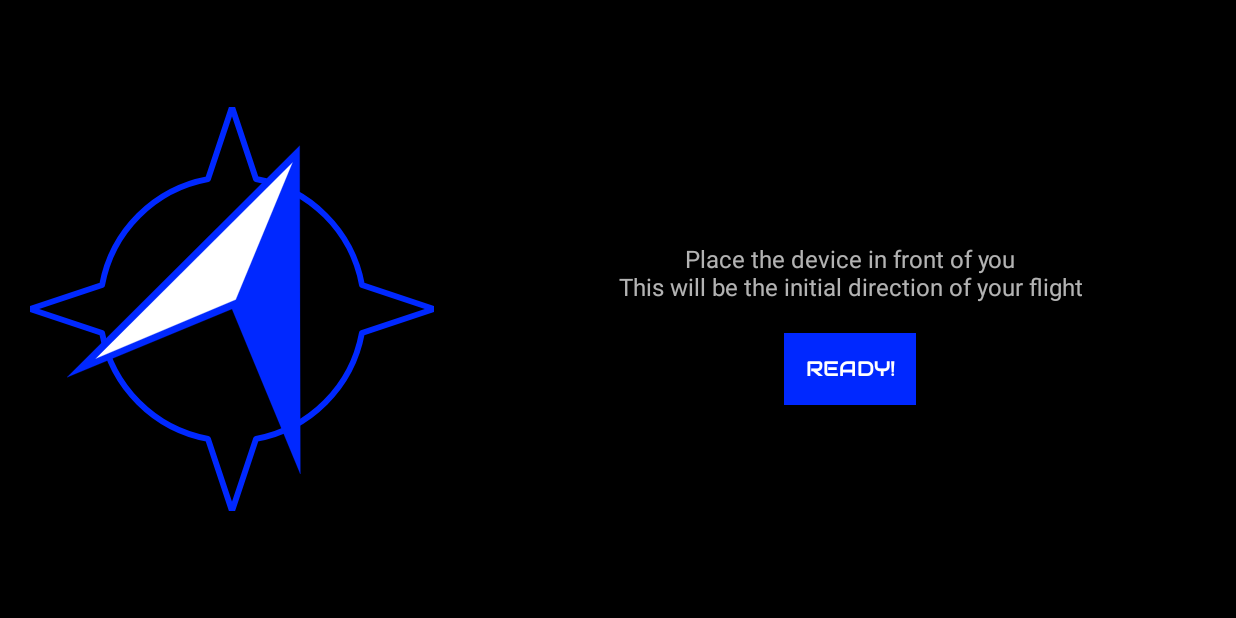
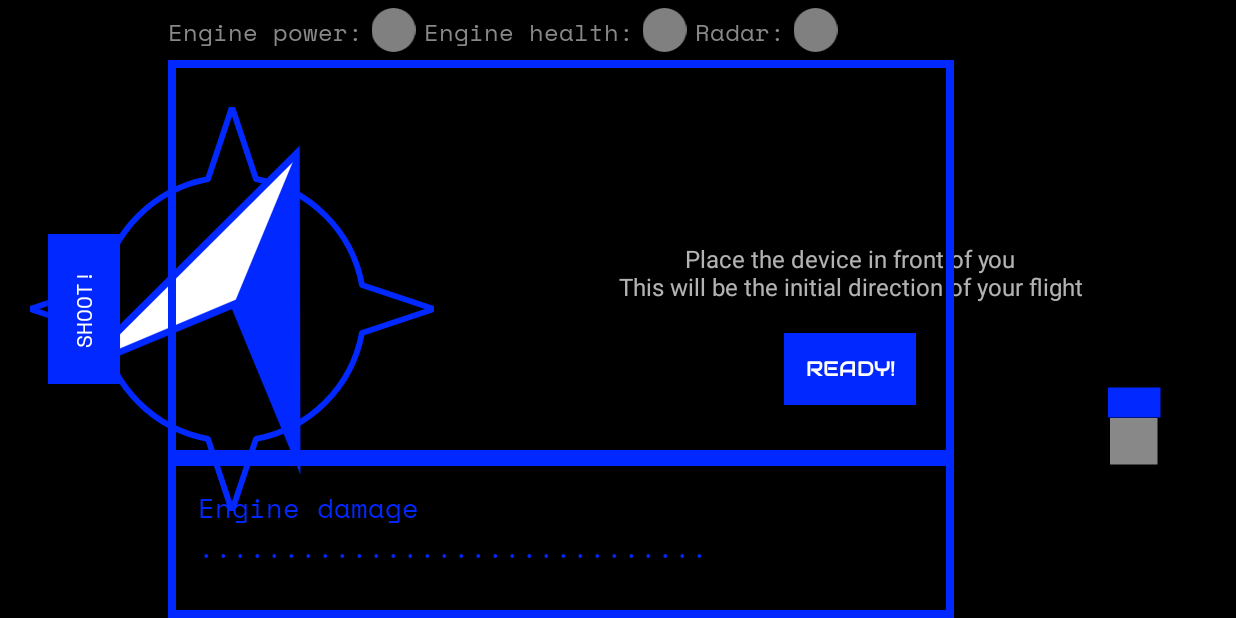
Before and after one commit to jjaworska/Stellar-Surfers-Controller, an Android app: the GameActivity screen opened directly, with no data from a screen before it, on a phone screen of 824 x 412 dp (held sideways). Run offline under Robolectric (Android 15) with nearby library versions, the light colour scheme and no system bars; our stand-ins replace data binding; 5 statements that could not run were skipped.

Commit message:
extended communication

```diff
--- a/app/src/main/java/com/tcs/stellarsurfers/GameActivity.kt
+++ b/app/src/main/java/com/tcs/stellarsurfers/GameActivity.kt
@@ -23,6 +23,7 @@ import androidx.annotation.RequiresApi
 import androidx.appcompat.app.AppCompatActivity
 import androidx.core.view.isVisible
 import androidx.databinding.DataBindingUtil
+import com.tcs.stellarsurfers.SetupConnectionActivity.Companion.socket
 import com.tcs.stellarsurfers.databinding.ActivityGameBinding
 import com.tcs.stellarsurfers.motion_sensors.GyroListener
 import com.tcs.stellarsurfers.utils.StatsCollector
@@ -50,6 +51,12 @@ class GameActivity : AppCompatActivity() {
     private val gyroListener = GyroListener()
     private val statsCollector = StatsCollector()
 
+    /* for outcoming messages */
+    val messageSize = 20
+    private val MSG_INFO = 10
+    private val MSG_SHOOT = 11
+    private val MSG_DEAD = 12
+
     private lateinit var textToSpeech: TextToSpeech
     private lateinit var collisionSound: MediaPlayer
     private lateinit var successSound: MediaPlayer
@@ -69,6 +76,10 @@ class GameActivity : AppCompatActivity() {
 
         accelerometerSensor = sensorManager.getDefaultSensor(Sensor.TYPE_ACCELEROMETER)
         geomagneticSensor = sensorManager.getDefaultSensor(Sensor.TYPE_MAGNETIC_FIELD)
+
+        binding.shoot.setOnClickListener {
+            shoot(0.0f, 0.0f)
+        }
 
         binding.acceleration.setOnSeekBarChangeListener(object : SeekBar.OnSeekBarChangeListener {
             override fun onProgressChanged(seekBar: SeekBar?, progress: Int, fromUser: Boolean) {
@@ -95,8 +106,8 @@ class GameActivity : AppCompatActivity() {
             statsCollector.init()
             gyroListener.startMeasuring()
             gyroListener.setOnSensorDataReceived {
-                val messageSize = 12 + 4
                 val buffer = ByteBuffer.allocate(messageSize).order(ByteOrder.LITTLE_ENDIAN)
+                buffer.putInt(MSG_INFO)
                 buffer.putFloat(it[0]).putFloat(it[1]).putFloat(it[2])
                 buffer.putFloat(accelerationValue)
                 val bytes = buffer.array()
@@ -159,8 +170,6 @@ class GameActivity : AppCompatActivity() {
                 }
             }
         }
-
-        /*  */
     }
 
     private suspend fun gameOver() {
@@ -250,6 +259,14 @@ class GameActivity : AppCompatActivity() {
         }
     }
 
+    private fun shoot(x: Float, y: Float) {
+        val buffer = ByteBuffer.allocate(messageSize).order(ByteOrder.LITTLE_ENDIAN)
+        buffer.putInt(MSG_SHOOT)
+        buffer.putFloat(x).putFloat(y).putFloat(0.0f).putFloat(0.0f)
+        val bytes = buffer.array()
+        sendMessage(bytes)
+    }
+
     private fun vibrate(duration: Long) {
         if (Build.VERSION.SDK_INT >= Build.VERSION_CODES.O) {
             vibrator.vibrate(VibrationEffect.createOneShot(duration, VibrationEffect.DEFAULT_AMPLITUDE))
@@ -261,7 +278,6 @@ class GameActivity : AppCompatActivity() {
     private fun sendMessage(message: ByteArray) {
         try {
             socket.outputStream.write(message)
-            // socket.outputStream.flush()
         } catch (ignored: IOException) {
             ignored.printStackTrace()
         }
--- a/app/src/main/res/layout/activity_game.xml
+++ b/app/src/main/res/layout/activity_game.xml
@@ -44,7 +44,7 @@
 
         <LinearLayout
             android:id="@+id/controls"
-            android:visibility="invisible"
+            android:visibility="visible"
             android:layout_width="match_parent"
             android:layout_height="match_parent"
             tools:context=".SetupConnectionActivity"
@@ -52,9 +52,24 @@
             android:orientation="horizontal">
 
             <LinearLayout
+                android:layout_width="0dp"
+                android:layout_weight="15"
+                android:gravity="center"
+                android:layout_height="match_parent">
+                <Button
+                    android:id="@+id/shoot"
+                    android:background="@color/blue"
+                    android:layout_width="100dp"
+                    android:layout_height="wrap_content"
+                    android:text="@string/shoot"
+                    android:fontFamily="@font/monospace"
+                    android:rotation="270"/>
+            </LinearLayout>
+
+            <LinearLayout
                 android:orientation="vertical"
                 android:layout_width="0dp"
-                android:layout_weight="8"
+                android:layout_weight="70"
                 android:layout_height="match_parent">
                 <LinearLayout
                     android:orientation="horizontal"
@@ -133,14 +148,13 @@
 
             <LinearLayout
                 android:layout_width="0dp"
-                android:layout_weight="2"
+                android:layout_weight="25"
                 android:layout_height="match_parent">
                 <SeekBar
                     android:id="@+id/acceleration"
                     android:layout_width="240dp"
                     android:layout_height="wrap_content"
                     android:layout_gravity="center"
-                    android:padding="20dp"
                     android:progressDrawable="@drawable/seekbar_style"
                     android:thumb="@drawable/seekbar_thumb"
                     android:rotation="270"
@@ -181,6 +195,23 @@
             </LinearLayout>
         </ScrollView>
 
+        <LinearLayout
+            android:id="@+id/laser"
+            android:visibility="invisible"
+            android:layout_width="match_parent"
+            android:layout_height="match_parent"
+            android:gravity="center"
+            android:background="@color/black"
+            android:orientation="horizontal">
+            <!--
+            potentially, there will be a widget to point the laser
+            -->
+            <TextView
+                android:layout_width="wrap_content"
+                android:layout_height="wrap_content"
+                android:text="Yeah" />
+        </LinearLayout>
+
     </FrameLayout>
 
 </layout>
--- a/app/src/main/res/values/strings.xml
+++ b/app/src/main/res/values/strings.xml
@@ -28,4 +28,5 @@
     <string name="engine_power">  Engine power:  </string>
     <string name="engine_health">  Engine health:  </string>
     <string name="radar">  Radar:  </string>
+    <string name="shoot">Shoot!</string>
 </resources>
```
